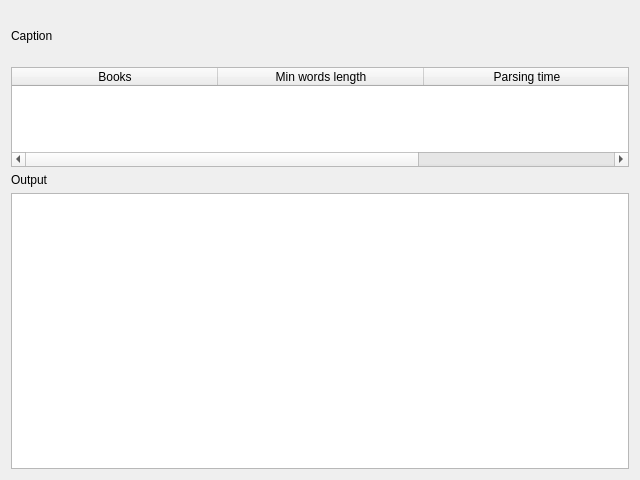
The window that db_entrydialog.ui (LupusMs/TextParser) describes before a commit, drawn with Qt 5.
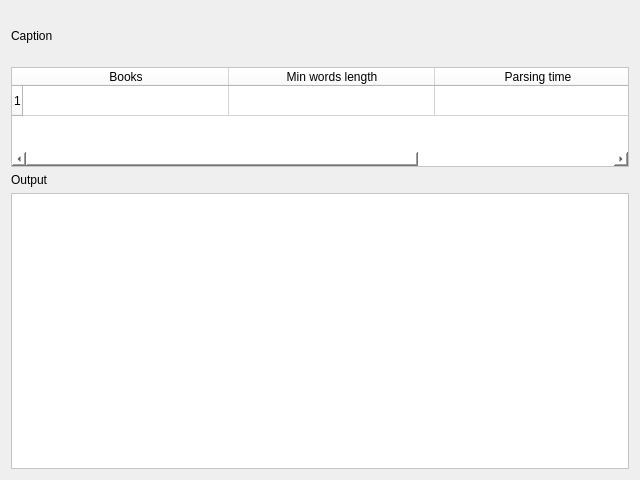
The same window after the commit.

Patch:
```diff
--- a/db_entrydialog.ui
+++ b/db_entrydialog.ui
@@ -41,8 +41,11 @@
        <height>100</height>
       </size>
      </property>
+     <property name="styleSheet">
+      <string notr="true">background-color: rgb(255, 255, 255);</string>
+     </property>
      <property name="rowCount">
-      <number>0</number>
+      <number>1</number>
      </property>
      <property name="columnCount">
       <number>3</number>
@@ -53,6 +56,7 @@
      <attribute name="horizontalHeaderDefaultSectionSize">
       <number>206</number>
      </attribute>
+     <row/>
      <column>
       <property name="text">
        <string>Books</string>
@@ -78,7 +82,11 @@
     </widget>
    </item>
    <item>
-    <widget class="QTextBrowser" name="textBrowser"/>
+    <widget class="QTextBrowser" name="textBrowser">
+     <property name="styleSheet">
+      <string notr="true">background-color: rgb(255, 255, 255);</string>
+     </property>
+    </widget>
    </item>
   </layout>
  </widget>
```
